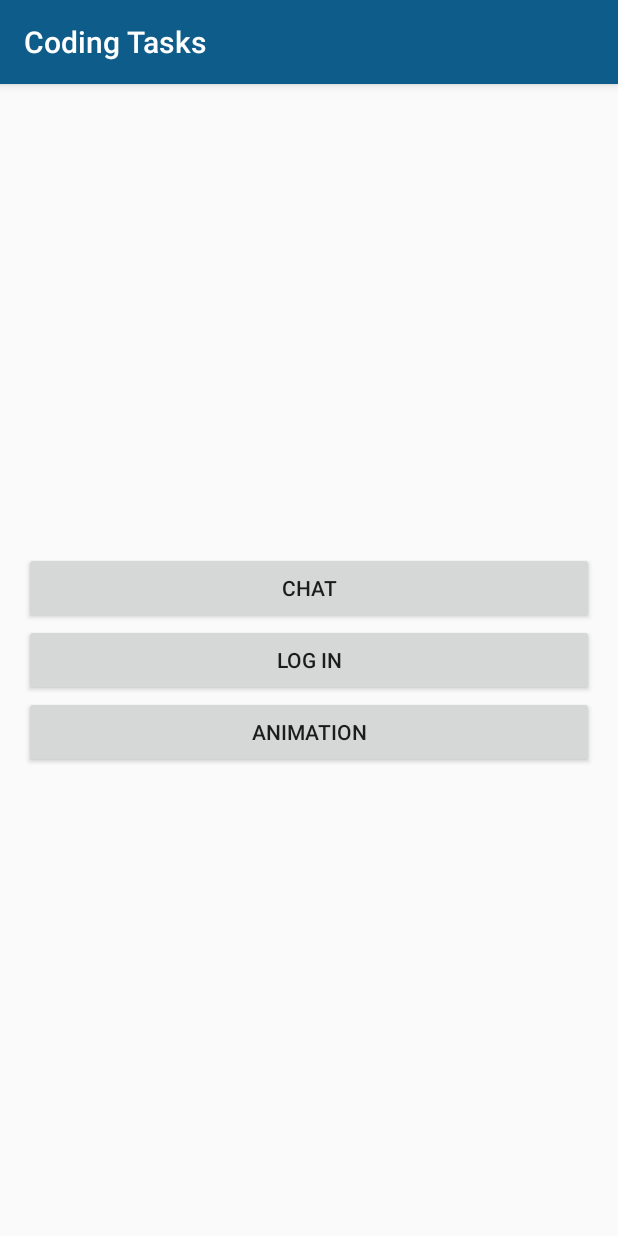
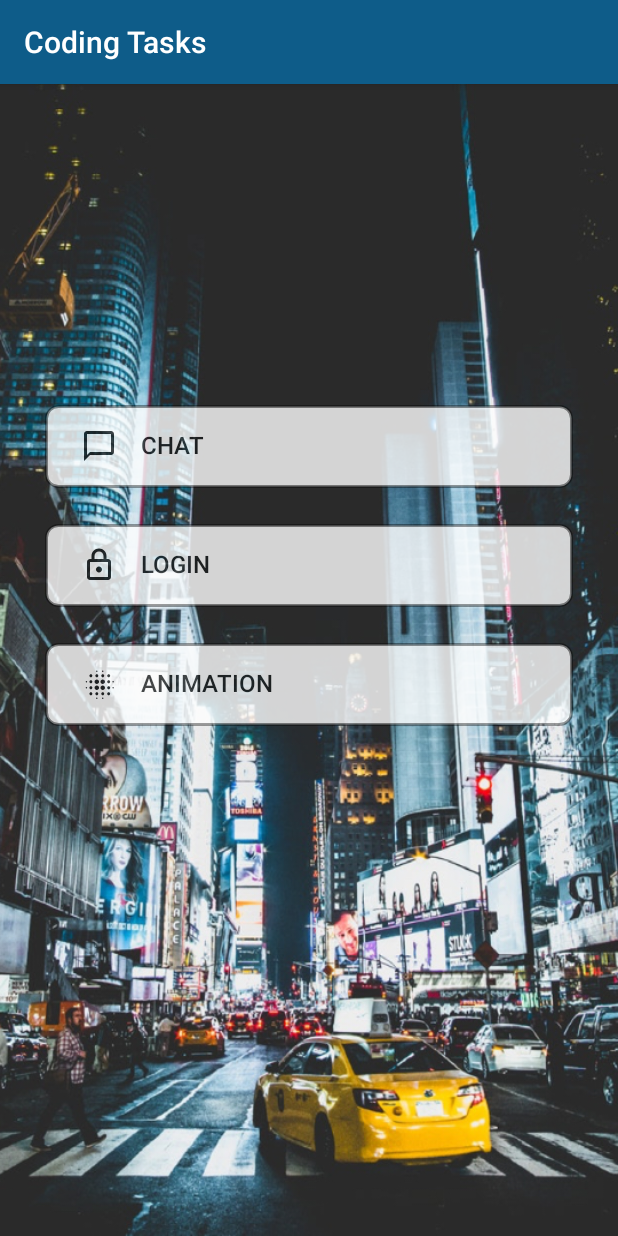
Before and after one commit to esmeurena/AndroidTest, an Android app: the screen it shows after launch (MainActivity), on a phone screen of 412 x 824 dp. Run offline under Robolectric (Android 15) with nearby library versions, the phone set to English and light mode, and no system bars.

Commit message:
Main Activity phase 1

```diff
--- /dev/null
+++ b/app/src/main/res/drawable/main_button.xml
@@ -0,0 +1,17 @@
+<?xml version="1.0" encoding="utf-8"?>
+
+<shape xmlns:android="http://schemas.android.com/apk/res/android" android:shape="rectangle">
+    <solid android:color="#FFFFFF" />
+    <corners android:radius= "8dp" />
+    <stroke
+        android:width="2dp"
+        android:color="#7000" />
+
+    <!-- setting the thickness of shadow (positive value will give shadow on that side) -->
+
+    <padding
+        android:bottom="2dp"
+        android:left="2dp"
+        android:right="-1dp"
+        android:top="-1dp" />
+</shape>
--- a/app/src/main/res/layout/activity_main.xml
+++ b/app/src/main/res/layout/activity_main.xml
@@ -3,37 +3,114 @@
     xmlns:tools="http://schemas.android.com/tools"
     android:layout_width="match_parent"
     android:layout_height="match_parent"
-    android:layout_marginLeft="@dimen/activity_horizontal_margin"
-    android:layout_marginRight="@dimen/activity_horizontal_margin"
+    android:background="@drawable/gpc_background"
     tools:context=".MainActivity">
 
     <LinearLayout
+        android:id="@+id/chat"
         android:layout_width="match_parent"
-        android:layout_height="match_parent"
-        android:gravity="center"
-        android:orientation="vertical">
+        android:layout_height="55dp"
+        android:layout_marginStart="30dp"
+        android:layout_marginTop="214dp"
+        android:layout_marginEnd="30dp"
+        android:alpha="0.8"
+        android:background="@drawable/main_button"
+        android:gravity="start"
+        android:onClick="onChatClicked"
+        android:orientation="horizontal">
 
-        <Button
-            android:layout_width="match_parent"
+        <ImageView
+            android:layout_width="24dp"
+            android:layout_height="24dp"
+            android:layout_marginStart="22dp"
+            android:layout_marginTop="16dp"
+            android:background="@drawable/ic_chat" />
+
+        <TextView
+            android:id="@+id/chatText"
+            android:layout_width="wrap_content"
             android:layout_height="wrap_content"
-            android:onClick="onChatClicked"
+            android:layout_marginStart="16dp"
+            android:layout_marginTop="16dp"
+            android:fontFamily="sans-serif-medium"
             android:text="@string/chat_button"
-            android:textSize="@dimen/button_text_size" />
-
-        <Button
-            android:layout_width="match_parent"
-            android:layout_height="wrap_content"
-            android:onClick="onLoginClicked"
-            android:text="@string/login_button"
-            android:textSize="@dimen/button_text_size" />
-
-        <Button
-            android:layout_width="match_parent"
-            android:layout_height="wrap_content"
-            android:onClick="onAnimationClicked"
-            android:text="@string/animation_button"
-            android:textSize="@dimen/button_text_size" />
+            android:textAlignment="textStart"
+            android:textColor="#1B1E1F"
+            android:textSize="16sp" />
 
     </LinearLayout>
 
+    <LinearLayout
+        android:id="@+id/login"
+        android:layout_width="match_parent"
+        android:layout_height="55dp"
+        android:layout_below="@+id/chat"
+        android:layout_marginTop="24dp"
+        android:layout_marginStart="30dp"
+        android:layout_marginEnd="30dp"
+        android:background="@drawable/main_button"
+        android:gravity="start"
+        android:alpha="0.8"
+        android:onClick="onLoginClicked"
+        android:orientation="horizontal">
+
+        <ImageView
+            android:layout_width="24dp"
+            android:layout_height="24dp"
+            android:layout_marginStart="22dp"
+            android:layout_marginTop="16dp"
+            android:background="@drawable/ic_lock" />
+
+        <TextView
+            android:id="@+id/loginText"
+            android:layout_width="wrap_content"
+            android:layout_height="wrap_content"
+            android:layout_marginStart="16dp"
+            android:layout_marginTop="16dp"
+            android:fontFamily="sans-serif-medium"
+            android:text="@string/login_button"
+            android:textAlignment="textStart"
+            android:textColor="#1B1E1F"
+            android:textSize="16sp" />
+
+    </LinearLayout>
+
+    <LinearLayout
+        android:id="@+id/animation"
+        android:layout_width="match_parent"
+        android:layout_height="55dp"
+        android:layout_below="@id/login"
+        android:layout_marginTop="24dp"
+        android:layout_marginBottom="213dp"
+        android:layout_marginStart="30dp"
+        android:layout_marginEnd="30dp"
+        android:gravity="start"
+        android:background="@drawable/main_button"
+        android:alpha="0.8"
+
+        android:onClick="onAnimationClicked"
+        android:orientation="horizontal">
+
+        <ImageView
+            android:layout_width="24dp"
+            android:layout_height="24dp"
+            android:layout_marginTop="16dp"
+            android:layout_marginStart="22dp"
+            android:background="@drawable/ic_animation"/>
+
+        <TextView
+            android:id="@+id/animationText"
+            android:layout_width="wrap_content"
+            android:layout_height="wrap_content"
+            android:layout_marginTop="16dp"
+            android:layout_marginStart="16dp"
+            android:fontFamily="sans-serif-medium"
+            android:text="@string/animation_button"
+            android:textAlignment="textStart"
+            android:textColor="#1B1E1F"
+            android:textSize="16sp"/>
+
+    </LinearLayout>
+
+
 </RelativeLayout>
--- a/app/src/main/res/values/strings.xml
+++ b/app/src/main/res/values/strings.xml
@@ -4,7 +4,7 @@
     <!-- Main Screen Strings -->
     <string name="activity_main_title">Coding Tasks</string>
     <string name="chat_button">CHAT</string>
-    <string name="login_button">LOG IN</string>
+    <string name="login_button">LOGIN</string>
     <string name="animation_button">ANIMATION</string>
 
 </resources>
```
